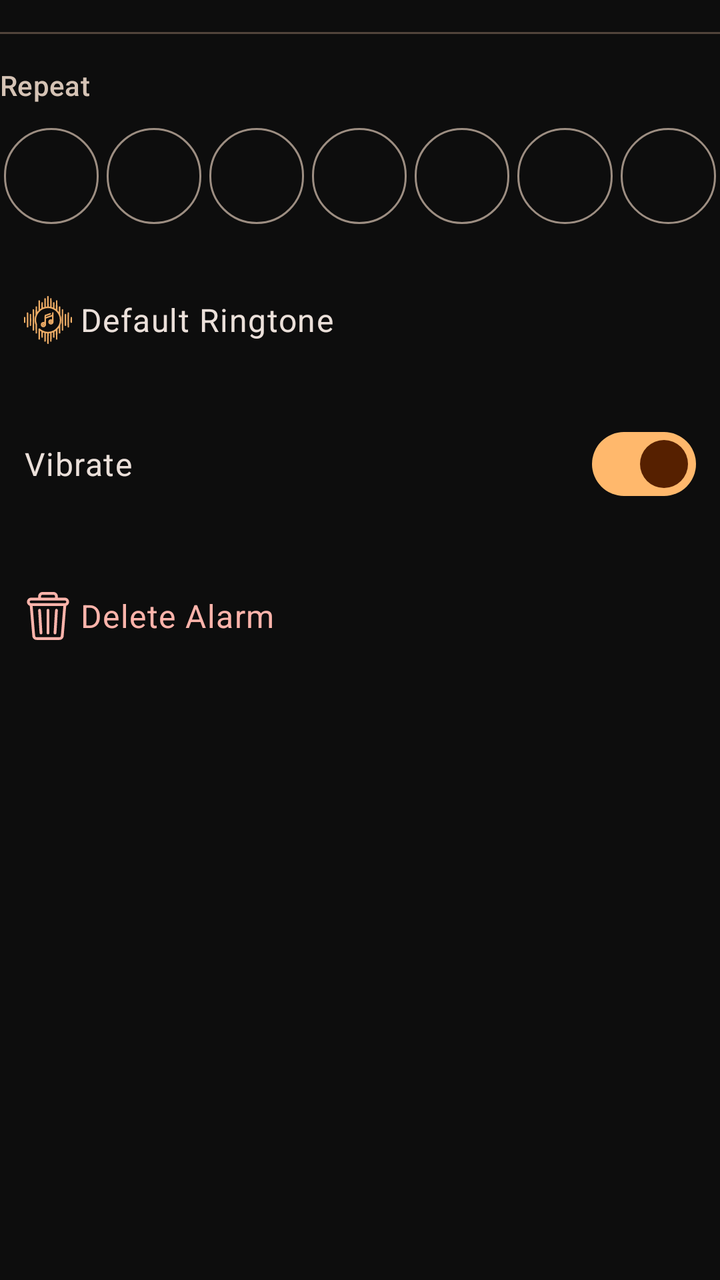
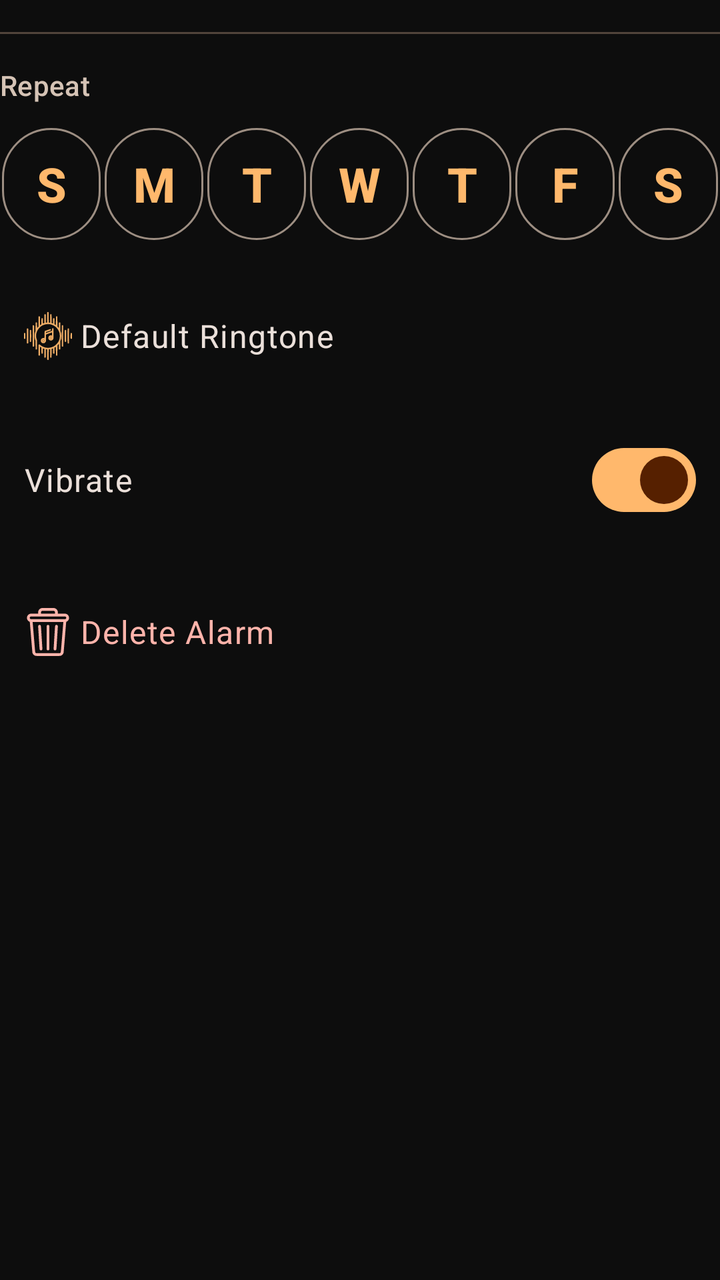

An Android layout rendered at two revisions. The XML below is the earlier revision; the diff shows what the commit changed to produce the second picture.
<!-- AndroidManifest.xml: application theme Theme.MyApplication -->
<!-- res/layout/alarm_item_extended.xml -->
<?xml version="1.0" encoding="utf-8"?>
<LinearLayout
    xmlns:android="http://schemas.android.com/apk/res/android"
    xmlns:app="http://schemas.android.com/apk/res-auto"
    android:layout_width="match_parent"
    android:layout_height="wrap_content"
    android:orientation="vertical"
    android:paddingTop="16dp">

    
    <View
        android:layout_width="match_parent"
        android:layout_height="1dp"
        android:background="@color/md_theme_dark_outlineVariant"
        android:layout_marginBottom="16dp"/>

    
    <TextView
        android:layout_width="match_parent"
        android:layout_height="wrap_content"
        android:text="Repeat"
        android:textAppearance="@style/TextAppearance.Material3.LabelLarge"
        android:textColor="@color/md_theme_dark_onSurfaceVariant"
        android:layout_marginBottom="12dp"/>

    <LinearLayout
        android:id="@+id/daysOfWeekLayout"
        android:layout_width="match_parent"
        android:layout_height="wrap_content"
        android:orientation="horizontal"
        android:gravity="center"
        android:layout_marginBottom="20dp">

        <com.google.android.material.button.MaterialButton
            android:id="@+id/sundayButton"
            style="@style/Widget.Material3.Button.OutlinedButton"
            android:layout_width="0dp"
            android:layout_height="48dp"
            android:layout_weight="1"
            android:text="S"
            android:textSize="18sp"
            android:textStyle="bold"
            android:textColor="@color/md_theme_dark_primary"
            android:layout_marginHorizontal="2dp"
            android:minWidth="0dp"
            android:insetTop="0dp"
            android:insetBottom="0dp"
            app:cornerRadius="24dp"
            app:strokeColor="@color/md_theme_dark_outline"/>

        <com.google.android.material.button.MaterialButton
            android:id="@+id/mondayButton"
            style="@style/Widget.Material3.Button.OutlinedButton"
            android:layout_width="0dp"
            android:layout_height="48dp"
            android:layout_weight="1"
            android:text="M"
            android:textSize="18sp"
            android:textStyle="bold"
            android:textColor="@color/md_theme_dark_primary"
            android:layout_marginHorizontal="2dp"
            android:minWidth="0dp"
            android:insetTop="0dp"
            android:insetBottom="0dp"
            app:cornerRadius="24dp"
            app:strokeColor="@color/md_theme_dark_outline"/>

        <com.google.android.material.button.MaterialButton
            android:id="@+id/tuesdayButton"
            style="@style/Widget.Material3.Button.OutlinedButton"
            android:layout_width="0dp"
            android:layout_height="48dp"
            android:layout_weight="1"
            android:text="T"
            android:textSize="18sp"
            android:textStyle="bold"
            android:textColor="@color/md_theme_dark_primary"
            android:layout_marginHorizontal="2dp"
            android:minWidth="0dp"
            android:insetTop="0dp"
            android:insetBottom="0dp"
            app:cornerRadius="24dp"
            app:strokeColor="@color/md_theme_dark_outline"/>

        <com.google.android.material.button.MaterialButton
            android:id="@+id/wednesdayButton"
            style="@style/Widget.Material3.Button.OutlinedButton"
            android:layout_width="0dp"
            android:layout_height="48dp"
            android:layout_weight="1"
            android:text="W"
            android:textSize="18sp"
            android:textStyle="bold"
            android:textColor="@color/md_theme_dark_primary"
            android:layout_marginHorizontal="2dp"
            android:minWidth="0dp"
            android:insetTop="0dp"
            android:insetBottom="0dp"
            app:cornerRadius="24dp"
            app:strokeColor="@color/md_theme_dark_outline"/>

        <com.google.android.material.button.MaterialButton
            android:id="@+id/thursdayButton"
            style="@style/Widget.Material3.Button.OutlinedButton"
            android:layout_width="0dp"
            android:layout_height="48dp"
            android:layout_weight="1"
            android:text="T"
            android:textSize="18sp"
            android:textStyle="bold"
            android:textColor="@color/md_theme_dark_primary"
            android:layout_marginHorizontal="2dp"
            android:minWidth="0dp"
            android:insetTop="0dp"
            android:insetBottom="0dp"
            app:cornerRadius="24dp"
            app:strokeColor="@color/md_theme_dark_outline"/>

        <com.google.android.material.button.MaterialButton
            android:id="@+id/fridayButton"
            style="@style/Widget.Material3.Button.OutlinedButton"
            android:layout_width="0dp"
            android:layout_height="48dp"
            android:layout_weight="1"
            android:text="F"
            android:textSize="18sp"
            android:textStyle="bold"
            android:textColor="@color/md_theme_dark_primary"
            android:layout_marginHorizontal="2dp"
            android:minWidth="0dp"
            android:insetTop="0dp"
            android:insetBottom="0dp"
            app:cornerRadius="24dp"
            app:strokeColor="@color/md_theme_dark_outline"/>

        <com.google.android.material.button.MaterialButton
            android:id="@+id/saturdayButton"
            style="@style/Widget.Material3.Button.OutlinedButton"
            android:layout_width="0dp"
            android:layout_height="48dp"
            android:layout_weight="1"
            android:text="S"
            android:textSize="18sp"
            android:textStyle="bold"
            android:textColor="@color/md_theme_dark_primary"
            android:layout_marginHorizontal="2dp"
            android:minWidth="0dp"
            android:insetTop="0dp"
            android:insetBottom="0dp"
            app:cornerRadius="24dp"
            app:strokeColor="@color/md_theme_dark_outline"/>

    </LinearLayout>

    
    <com.google.android.material.button.MaterialButton
        android:id="@+id/layoutRingtone"
        style="@style/Widget.Material3.Button.TextButton"
        android:layout_width="match_parent"
        android:layout_height="wrap_content"
        android:layout_marginBottom="8dp"
        android:gravity="start|center_vertical"
        android:paddingVertical="12dp"
        android:text="Default Ringtone"
        android:textColor="@color/md_theme_dark_onSurface"
        android:textAppearance="@style/TextAppearance.Material3.BodyLarge"
        android:textAlignment="textStart"
        app:icon="@drawable/music"
        app:iconGravity="start"
        app:iconSize="24dp"
        app:iconTint="@color/md_theme_dark_primary"
        app:cornerRadius="12dp"/>

    
    <LinearLayout
        android:layout_width="match_parent"
        android:layout_height="wrap_content"
        android:orientation="horizontal"
        android:gravity="center_vertical"
        android:padding="12dp"
        android:layout_marginBottom="8dp">

        <TextView
            android:layout_width="0dp"
            android:layout_height="wrap_content"
            android:layout_weight="1"
            android:text="Vibrate"
            android:textColor="@color/md_theme_dark_onSurface"
            android:textAppearance="@style/TextAppearance.Material3.BodyLarge"/>

        <com.google.android.material.materialswitch.MaterialSwitch
            android:id="@+id/checkBoxVibrate"
            android:layout_width="wrap_content"
            android:layout_height="wrap_content"
            android:checked="true"/>

    </LinearLayout>

    
    <com.google.android.material.button.MaterialButton
        android:id="@+id/buttonDelete"
        style="@style/Widget.Material3.Button.TextButton"
        android:layout_width="match_parent"
        android:layout_height="wrap_content"
        android:layout_marginTop="8dp"
        android:text="Delete Alarm"
        android:textColor="@color/md_theme_dark_error"
        android:textAppearance="@style/TextAppearance.Material3.BodyLarge"
        android:gravity="start|center_vertical"
        app:icon="@drawable/bin"
        app:iconGravity="start"
        app:iconSize="24dp"
        app:iconTint="@color/md_theme_dark_error"
        app:cornerRadius="12dp"/>

</LinearLayout>
<!-- resources referenced by this layout -->
<resources>
  <color name="md_theme_dark_error">#FFB4AB</color>
  <color name="md_theme_dark_onSurface">#EBE0DA</color>
  <color name="md_theme_dark_onSurfaceVariant">#D5C3B5</color>
  <color name="md_theme_dark_outline">#9D8E82</color>
  <color name="md_theme_dark_outlineVariant">#51443A</color>
  <color name="md_theme_dark_primary">#FFB86C</color>
  <style name="Theme.MyApplication" parent="Base.Theme.Rooster" />
  <color name="md_theme_dark_onPrimary">#562000</color>
  <color name="md_theme_dark_primaryContainer">#7B3800</color>
  <color name="md_theme_dark_onPrimaryContainer">#FFDCC2</color>
  <color name="md_theme_dark_secondary">#E2C1A9</color>
  <color name="md_theme_dark_onSecondary">#43291B</color>
  <color name="md_theme_dark_secondaryContainer">#5C4231</color>
  <color name="md_theme_dark_onSecondaryContainer">#FFDCC2</color>
  <color name="md_theme_dark_tertiary">#C3CCAC</color>
  <color name="md_theme_dark_onTertiary">#2D331D</color>
  <color name="md_theme_dark_tertiaryContainer">#434932</color>
  <color name="md_theme_dark_onTertiaryContainer">#DFE9C6</color>
  <color name="md_theme_dark_onError">#690005</color>
  <color name="md_theme_dark_errorContainer">#93000A</color>
  <color name="md_theme_dark_onErrorContainer">#FFDAD6</color>
  <color name="md_theme_dark_surface">#1A1614</color>
  <color name="md_theme_dark_surfaceVariant">#51443A</color>
  <color name="md_theme_dark_background">#0D0D0D</color>
  <color name="md_theme_dark_onBackground">#EBE0DA</color>
  <style name="ShapeAppearance.Rooster.SmallComponent" parent="ShapeAppearance.Material3.SmallComponent">
          <item name="cornerFamily">rounded</item>
          <item name="cornerSize">12dp</item>
      </style>
  <style name="ShapeAppearance.Rooster.MediumComponent" parent="ShapeAppearance.Material3.MediumComponent">
          <item name="cornerFamily">rounded</item>
          <item name="cornerSize">16dp</item>
      </style>
  <style name="ShapeAppearance.Rooster.LargeComponent" parent="ShapeAppearance.Material3.LargeComponent">
          <item name="cornerFamily">rounded</item>
          <item name="cornerSize">24dp</item>
      </style>
  <!-- unchanged entries left out for length: 3 -->
</resources>

<!-- the commit's change to res/layout/alarm_item_extended.xml (unified diff, before → after) -->
@@ -35,119 +35,147 @@
             android:id="@+id/sundayButton"
             style="@style/Widget.Material3.Button.OutlinedButton"
             android:layout_width="0dp"
-            android:layout_height="48dp"
+            android:layout_height="56dp"
             android:layout_weight="1"
             android:text="S"
-            android:textSize="18sp"
-            android:textStyle="bold"
-            android:textColor="@color/md_theme_dark_primary"
-            android:layout_marginHorizontal="2dp"
-            android:minWidth="0dp"
-            android:insetTop="0dp"
-            android:insetBottom="0dp"
-            app:cornerRadius="24dp"
+            android:textSize="24sp"
+            android:textStyle="bold"
+            android:textColor="@color/md_theme_dark_primary"
+            android:layout_marginHorizontal="1dp"
+            android:minWidth="0dp"
+            android:minHeight="0dp"
+            android:padding="0dp"
+            android:insetTop="0dp"
+            android:insetBottom="0dp"
+            android:insetLeft="0dp"
+            android:insetRight="0dp"
+            app:cornerRadius="28dp"
             app:strokeColor="@color/md_theme_dark_outline"/>
 
         <com.google.android.material.button.MaterialButton
             android:id="@+id/mondayButton"
             style="@style/Widget.Material3.Button.OutlinedButton"
             android:layout_width="0dp"
-            android:layout_height="48dp"
+            android:layout_height="56dp"
             android:layout_weight="1"
             android:text="M"
-            android:textSize="18sp"
-            android:textStyle="bold"
-            android:textColor="@color/md_theme_dark_primary"
-            android:layout_marginHorizontal="2dp"
-            android:minWidth="0dp"
-            android:insetTop="0dp"
-            android:insetBottom="0dp"
-            app:cornerRadius="24dp"
+            android:textSize="24sp"
+            android:textStyle="bold"
+            android:textColor="@color/md_theme_dark_primary"
+            android:layout_marginHorizontal="1dp"
+            android:minWidth="0dp"
+            android:minHeight="0dp"
+            android:padding="0dp"
+            android:insetTop="0dp"
+            android:insetBottom="0dp"
+            android:insetLeft="0dp"
+            android:insetRight="0dp"
+            app:cornerRadius="28dp"
             app:strokeColor="@color/md_theme_dark_outline"/>
 
         <com.google.android.material.button.MaterialButton
             android:id="@+id/tuesdayButton"
             style="@style/Widget.Material3.Button.OutlinedButton"
             android:layout_width="0dp"
-            android:layout_height="48dp"
+            android:layout_height="56dp"
             android:layout_weight="1"
             android:text="T"
-            android:textSize="18sp"
-            android:textStyle="bold"
-            android:textColor="@color/md_theme_dark_primary"
-            android:layout_marginHorizontal="2dp"
-            android:minWidth="0dp"
-            android:insetTop="0dp"
-            android:insetBottom="0dp"
-            app:cornerRadius="24dp"
+            android:textSize="24sp"
+            android:textStyle="bold"
+            android:textColor="@color/md_theme_dark_primary"
+            android:layout_marginHorizontal="1dp"
+            android:minWidth="0dp"
+            android:minHeight="0dp"
+            android:padding="0dp"
+            android:insetTop="0dp"
+            android:insetBottom="0dp"
+            android:insetLeft="0dp"
+            android:insetRight="0dp"
+            app:cornerRadius="28dp"
             app:strokeColor="@color/md_theme_dark_outline"/>
 
         <com.google.android.material.button.MaterialButton
             android:id="@+id/wednesdayButton"
             style="@style/Widget.Material3.Button.OutlinedButton"
             android:layout_width="0dp"
-            android:layout_height="48dp"
+            android:layout_height="56dp"
             android:layout_weight="1"
             android:text="W"
-            android:textSize="18sp"
-            android:textStyle="bold"
-            android:textColor="@color/md_theme_dark_primary"
-            android:layout_marginHorizontal="2dp"
-            android:minWidth="0dp"
-            android:insetTop="0dp"
-            android:insetBottom="0dp"
-            app:cornerRadius="24dp"
+            android:textSize="24sp"
+            android:textStyle="bold"
+            android:textColor="@color/md_theme_dark_primary"
+            android:layout_marginHorizontal="1dp"
+            android:minWidth="0dp"
+            android:minHeight="0dp"
+            android:padding="0dp"
+            android:insetTop="0dp"
+            android:insetBottom="0dp"
+            android:insetLeft="0dp"
+            android:insetRight="0dp"
+            app:cornerRadius="28dp"
             app:strokeColor="@color/md_theme_dark_outline"/>
 
         <com.google.android.material.button.MaterialButton
             android:id="@+id/thursdayButton"
             style="@style/Widget.Material3.Button.OutlinedButton"
             android:layout_width="0dp"
-            android:layout_height="48dp"
+            android:layout_height="56dp"
             android:layout_weight="1"
             android:text="T"
-            android:textSize="18sp"
-            android:textStyle="bold"
-            android:textColor="@color/md_theme_dark_primary"
-            android:layout_marginHorizontal="2dp"
-            android:minWidth="0dp"
-            android:insetTop="0dp"
-            android:insetBottom="0dp"
-            app:cornerRadius="24dp"
+            android:textSize="24sp"
+            android:textStyle="bold"
+            android:textColor="@color/md_theme_dark_primary"
+            android:layout_marginHorizontal="1dp"
+            android:minWidth="0dp"
+            android:minHeight="0dp"
+            android:padding="0dp"
+            android:insetTop="0dp"
+            android:insetBottom="0dp"
+            android:insetLeft="0dp"
+            android:insetRight="0dp"
+            app:cornerRadius="28dp"
             app:strokeColor="@color/md_theme_dark_outline"/>
 
         <com.google.android.material.button.MaterialButton
             android:id="@+id/fridayButton"
             style="@style/Widget.Material3.Button.OutlinedButton"
             android:layout_width="0dp"
-            android:layout_height="48dp"
+            android:layout_height="56dp"
             android:layout_weight="1"
             android:text="F"
-            android:textSize="18sp"
-            android:textStyle="bold"
-            android:textColor="@color/md_theme_dark_primary"
-            android:layout_marginHorizontal="2dp"
-            android:minWidth="0dp"
-            android:insetTop="0dp"
-            android:insetBottom="0dp"
-            app:cornerRadius="24dp"
+            android:textSize="24sp"
+            android:textStyle="bold"
+            android:textColor="@color/md_theme_dark_primary"
+            android:layout_marginHorizontal="1dp"
+            android:minWidth="0dp"
+            android:minHeight="0dp"
+            android:padding="0dp"
+            android:insetTop="0dp"
+            android:insetBottom="0dp"
+            android:insetLeft="0dp"
+            android:insetRight="0dp"
+            app:cornerRadius="28dp"
             app:strokeColor="@color/md_theme_dark_outline"/>
 
         <com.google.android.material.button.MaterialButton
             android:id="@+id/saturdayButton"
             style="@style/Widget.Material3.Button.OutlinedButton"
             android:layout_width="0dp"
-            android:layout_height="48dp"
+            android:layout_height="56dp"
             android:layout_weight="1"
             android:text="S"
-            android:textSize="18sp"
-            android:textStyle="bold"
-            android:textColor="@color/md_theme_dark_primary"
-            android:layout_marginHorizontal="2dp"
-            android:minWidth="0dp"
-            android:insetTop="0dp"
-            android:insetBottom="0dp"
-            app:cornerRadius="24dp"
+            android:textSize="24sp"
+            android:textStyle="bold"
+            android:textColor="@color/md_theme_dark_primary"
+            android:layout_marginHorizontal="1dp"
+            android:minWidth="0dp"
+            android:minHeight="0dp"
+            android:padding="0dp"
+            android:insetTop="0dp"
+            android:insetBottom="0dp"
+            android:insetLeft="0dp"
+            android:insetRight="0dp"
+            app:cornerRadius="28dp"
             app:strokeColor="@color/md_theme_dark_outline"/>
 
     </LinearLayout>
